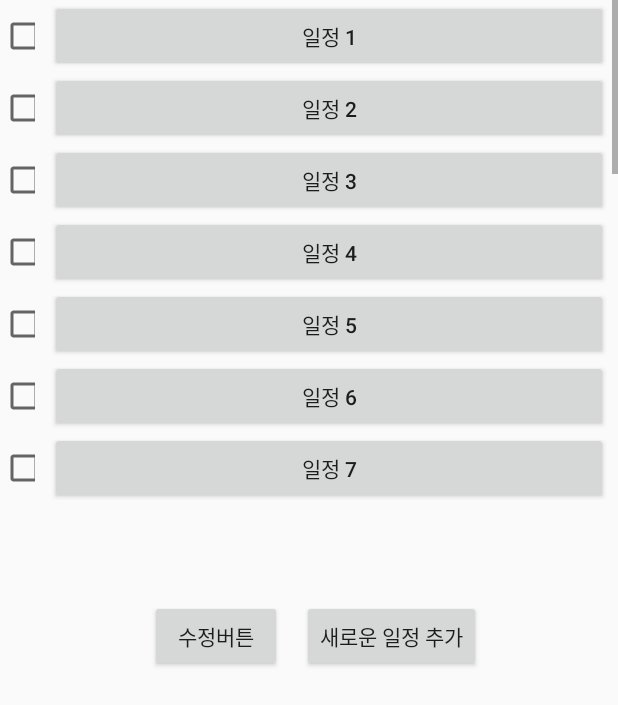
After one commit to whgusqls007/androidterm2020, an Android app: the ShowAllSchedule screen opened directly, with no data from a screen before it, on a phone screen of 412 x 824 dp. The commit adds this screen. Shown: the top 705 px of the screen. Run offline under Robolectric (Android 15) with nearby library versions, the phone set to English and light mode, and no system bars.

Commit message:
side menu connect

```diff
--- a/app/src/main/AndroidManifest.xml
+++ b/app/src/main/AndroidManifest.xml
@@ -13,10 +13,12 @@
         android:roundIcon="@mipmap/ic_launcher_round"
         android:supportsRtl="true"
         android:theme="@style/AppTheme">
+        <activity android:name=".ShowAllSchedule"></activity>
+
         <service
             android:name=".GpsTracker"
             android:enabled="true"
-            android:exported="true"></service>
+            android:exported="true" />
 
         <activity android:name=".ScheduleRegistrationActivity" />
         <activity android:name=".PickDActivity" />
--- a/app/src/main/java/com/example/androidterm2020/MainActivity.java
+++ b/app/src/main/java/com/example/androidterm2020/MainActivity.java
@@ -115,7 +115,7 @@ public class MainActivity extends AppCompatActivity {
             }
         });
 
-        final String[] items = {"전체 일정", "날씨 확인", "환경 설정"};
+        final String[] items = {"전체 일정", "환경 설정"};
         ArrayAdapter adapter = new ArrayAdapter(this, android.R.layout.simple_list_item_1, items);
 
         listView = (ListView)findViewById(R.id.drawer_menu);
@@ -126,12 +126,10 @@ public class MainActivity extends AppCompatActivity {
             public void onItemClick(AdapterView parent, View v, int position, long id){
                 switch (position){
                     case 0 :
-
+                        Intent intent = new Intent(getApplicationContext(), ShowAllSchedule.class);
+                        startActivity(intent);
                         break;
                     case 1 :
-
-                        break;
-                    case 2 :
 
                         break;
                 }
--- /dev/null
+++ b/app/src/main/java/com/example/androidterm2020/ShowAllSchedule.java
@@ -0,0 +1,110 @@
+package com.example.androidterm2020;
+
+import androidx.appcompat.app.AppCompatActivity;
+
+import android.database.sqlite.SQLiteDatabase;
+import android.os.Bundle;
+import android.widget.Button;
+import android.widget.CheckBox;
+import android.widget.LinearLayout;
+import android.widget.ScrollView;
+
+public class ShowAllSchedule extends AppCompatActivity {
+    DBHelper dbHelper;
+    SQLiteDatabase database;
+    String dbName = "test2.db";
+    String tableName = "test_tb";
+    @Override
+    protected void onCreate(Bundle savedInstanceState) {
+        super.onCreate(savedInstanceState);
+        setContentView(R.layout.activity_show_all_schedule);
+
+        LinearLayout container = new LinearLayout(this);
+        container.setOrientation(LinearLayout.VERTICAL);
+
+        LinearLayout.LayoutParams defaultParams1 = new LinearLayout.LayoutParams(
+                LinearLayout.LayoutParams.MATCH_PARENT,
+                LinearLayout.LayoutParams.WRAP_CONTENT
+        );
+        LinearLayout.LayoutParams defaultParams2 = new LinearLayout.LayoutParams(
+                LinearLayout.LayoutParams.WRAP_CONTENT,
+                LinearLayout.LayoutParams.MATCH_PARENT
+        );
+
+        // 블럭 생성 및 설정
+        LinearLayout block1 = new LinearLayout(this); // 윗 공간, 스크롤뷰가 차지할 공간
+        LinearLayout block2 = new LinearLayout(this); // 아래 공간, 일단 비워둠. 임시 버튼 1개
+        block1.setOrientation(LinearLayout.VERTICAL);
+        block2.setOrientation(LinearLayout.VERTICAL);
+        block1.setLayoutParams(new LinearLayout.LayoutParams(LinearLayout.LayoutParams.MATCH_PARENT, 500)); // 일부만 차지.
+
+        ScrollView scrollView = new ScrollView(this);
+        LinearLayout scheduleList = new LinearLayout(this);
+        scheduleList.setOrientation(LinearLayout.VERTICAL);
+
+        // 윗 공간을 차지할 버튼들, 스크롤 뷰에 들어감. // block1에 소속된 스크롤 뷰
+        Button[] buttons = new Button[20];
+        LinearLayout[] scheduleSet = new LinearLayout[20];
+
+        LinearLayout.LayoutParams checkBoxParam = new LinearLayout.LayoutParams(LinearLayout.LayoutParams.WRAP_CONTENT, LinearLayout.LayoutParams.MATCH_PARENT, 1f);
+        LinearLayout.LayoutParams buttonsParam = new LinearLayout.LayoutParams(LinearLayout.LayoutParams.MATCH_PARENT, LinearLayout.LayoutParams.MATCH_PARENT, 3f);
+
+        checkBoxParam.rightMargin = 5;
+        buttonsParam.leftMargin = 10;
+        buttonsParam.rightMargin = 10;
+
+        // 버튼들을 만든다.
+        for(int i=0; i<20; ++i) {
+            scheduleSet[i] = new LinearLayout(this);
+            buttons[i] = new Button(this);
+            CheckBox checkBox = new CheckBox(this);
+            checkBox.setId(i);
+
+            scheduleSet[i].setOrientation(LinearLayout.HORIZONTAL); // checkbox랑 달성도로 이동하는 버튼
+
+
+            buttons[i].setText("일정 " + (i+1));
+            buttons[i].setLayoutParams(defaultParams1);
+            buttons[i].setLayoutParams(buttonsParam);
+            checkBox.setLayoutParams(checkBoxParam);
+
+            scheduleSet[i].addView(checkBox);
+            scheduleSet[i].addView(buttons[i]);
+            scheduleList.addView(scheduleSet[i]);
+        }
+        scrollView.addView(scheduleList);
+
+
+        // 아랫 공간을 차지할 임시버튼.
+        Button tempButton = new Button(this);
+        tempButton.setText("임시 일정등록 버튼");
+        tempButton.setLayoutParams(defaultParams1);
+
+        LinearLayout settingButton = new LinearLayout(this);
+        settingButton.setOrientation(LinearLayout.HORIZONTAL);
+        settingButton.setLayoutParams(defaultParams1);
+        settingButton.setPadding(130, 0, 0, 0);
+        Button modifyButton = new Button(this);
+        modifyButton.setText("수정버튼");
+        modifyButton.setLayoutParams(defaultParams2);
+        Button addButton = new Button(this);
+        addButton.setText("새로운 일정 추가");
+        defaultParams2.leftMargin = 20;
+        addButton.setLayoutParams(defaultParams2);
+        settingButton.addView(modifyButton);
+        settingButton.addView(addButton);
+
+
+
+        block1.addView(scrollView);
+        block2.addView(settingButton);
+        block2.setPadding(0, 100, 0, 0); // 내부의 뷰에 이격을 둠.
+
+        // 2개의 레이아웃 부분을 등록. 윗화면 아래화면.
+        container.addView(block1);
+        container.addView(block2);
+
+        // 화면을 띄운다.
+        setContentView(container);
+    }
+}
--- /dev/null
+++ b/app/src/main/res/layout/activity_show_all_schedule.xml
@@ -0,0 +1,9 @@
+<?xml version="1.0" encoding="utf-8"?>
+<androidx.constraintlayout.widget.ConstraintLayout xmlns:android="http://schemas.android.com/apk/res/android"
+    xmlns:app="http://schemas.android.com/apk/res-auto"
+    xmlns:tools="http://schemas.android.com/tools"
+    android:layout_width="match_parent"
+    android:layout_height="match_parent"
+    tools:context=".ShowAllSchedule">
+
+</androidx.constraintlayout.widget.ConstraintLayout>
```
Also changed, not shown: app/build.gradle (line endings or trailing spaces).
